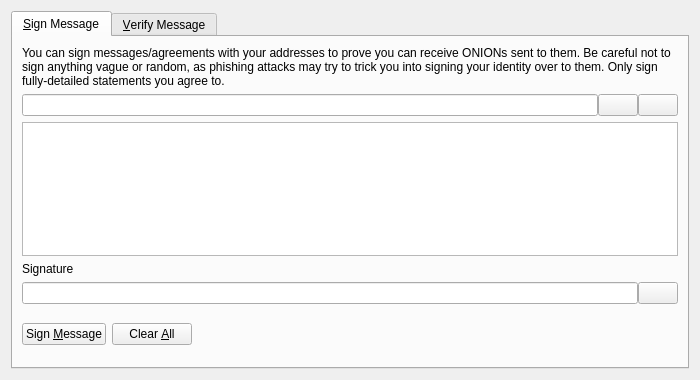
deeponion/deeponion, file src/qt/forms/signverifymessagedialog.ui: the form before one commit.
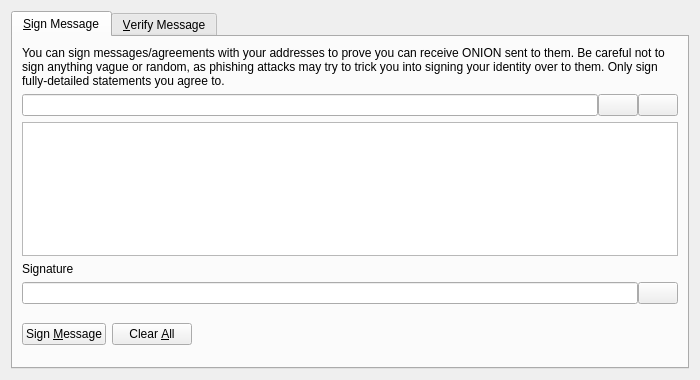
The form after the commit. Icons and pictures are not drawn. Custom widgets are drawn as their Qt base class.

Commit message: Remove plural from ONIONs.

Patch:
```diff
--- a/src/qt/forms/signverifymessagedialog.ui
+++ b/src/qt/forms/signverifymessagedialog.ui
@@ -30,7 +30,7 @@
        <item>
         <widget class="QLabel" name="infoLabel_SM">
          <property name="text">
-          <string>You can sign messages/agreements with your addresses to prove you can receive ONIONs sent to them. Be careful not to sign anything vague or random, as phishing attacks may try to trick you into signing your identity over to them. Only sign fully-detailed statements you agree to.</string>
+          <string>You can sign messages/agreements with your addresses to prove you can receive ONION sent to them. Be careful not to sign anything vague or random, as phishing attacks may try to trick you into signing your identity over to them. Only sign fully-detailed statements you agree to.</string>
          </property>
          <property name="textFormat">
           <enum>Qt::PlainText</enum>
```
The commit also changes 2 other files.
